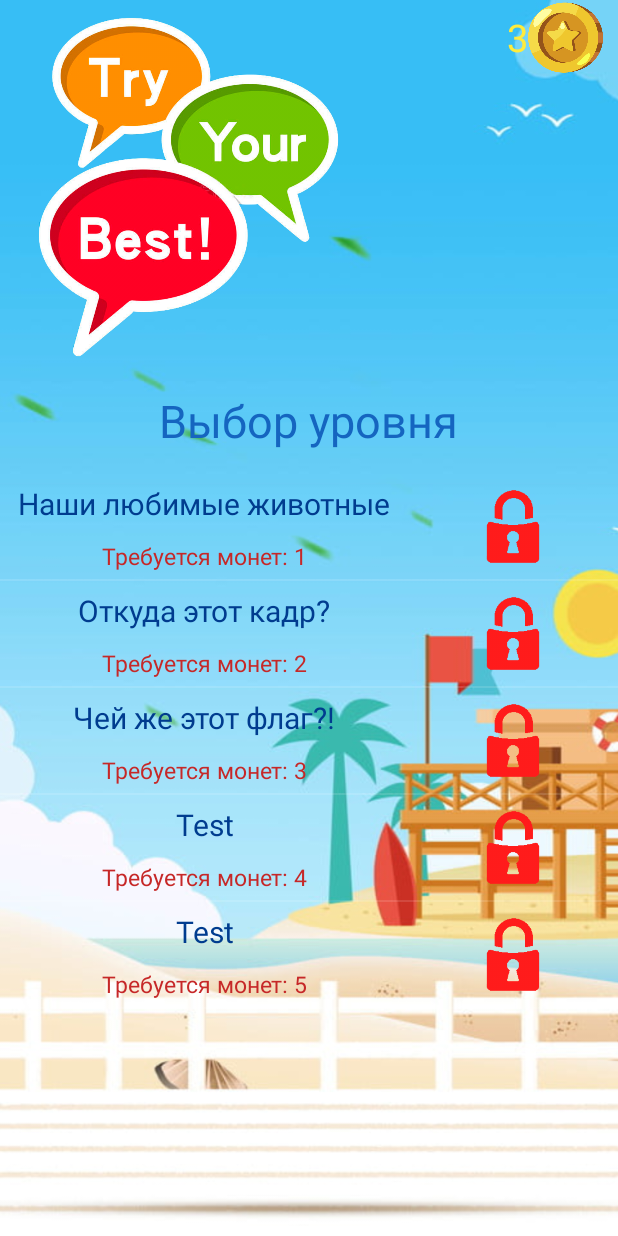
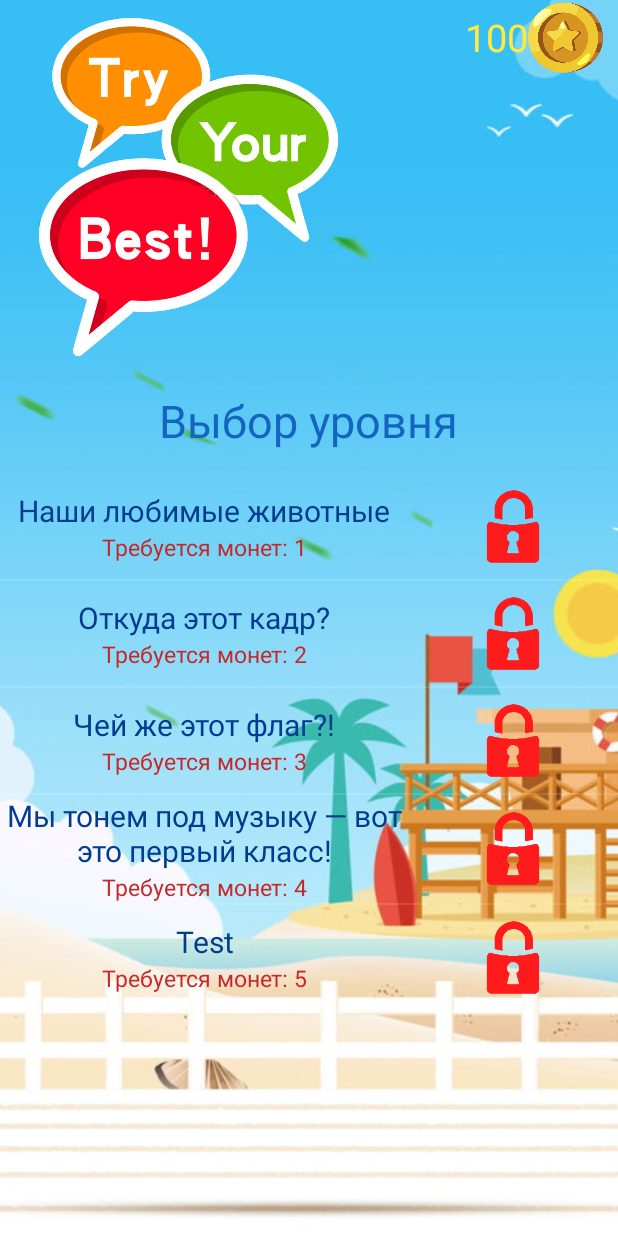
Before and after one commit to Policarp-wq/Quiz, an Android app: the screen it shows after launch (LevelSelection), after a tap on "Начать играть", on a phone screen of 412 x 824 dp. Run offline under Robolectric (Android 15) with nearby library versions, the phone set to English and light mode, and no system bars.

Commit message:
Quiz game

```diff
--- a/app/src/main/java/game/evgeha/logicalquiz/LevelSelection.java
+++ b/app/src/main/java/game/evgeha/logicalquiz/LevelSelection.java
@@ -36,7 +36,7 @@ public class LevelSelection extends AppCompatActivity {
         cnt = (TextView)findViewById(R.id.coin_cnt);
         cnt.setText(Integer.toString(coin_count)); //Отображаем кол-во монет
         lvl_types = (ListView)findViewById(R.id.level_types);
-        LevelInfo_adapter adapter = new LevelInfo_adapter(this, makeLevel()); //Создаём listView классов Level с помощью адаптера
+        LevelInfo_adapter adapter = new LevelInfo_adapter(this, makeLevel()); //Создаём listView классов LevelInfo с помощью адаптера
         lvl_types.setAdapter(adapter);
         lvl_types.setOnItemClickListener(new AdapterView.OnItemClickListener() {
             @Override
--- a/app/src/main/java/game/evgeha/logicalquiz/MainActivity.java
+++ b/app/src/main/java/game/evgeha/logicalquiz/MainActivity.java
@@ -15,7 +15,7 @@ import android.widget.ListView;
 public class MainActivity extends AppCompatActivity {
 
     private Button start_btn;
-    public static int coin_count = 3; //Кол-во монет
+    public static int coin_count = 100; //Кол-во монет
 
     @Override
     protected void onCreate(Bundle savedInstanceState) {
--- a/app/src/main/res/layout/list_item.xml
+++ b/app/src/main/res/layout/list_item.xml
@@ -2,14 +2,14 @@
 <LinearLayout xmlns:android="http://schemas.android.com/apk/res/android"
     xmlns:app="http://schemas.android.com/apk/res-auto"
     android:layout_width="match_parent"
-    android:layout_height="70dp"
+    android:layout_height="wrap_content"
     android:gravity="center_vertical"
     android:textSize="30sp"
     >
 
     <LinearLayout
         android:layout_width="match_parent"
-        android:layout_height="match_parent"
+        android:layout_height="wrap_content"
         android:layout_weight="0.7"
         android:orientation="vertical">
 
--- a/app/src/main/res/values/level.xml
+++ b/app/src/main/res/values/level.xml
@@ -4,7 +4,7 @@
         <item>Наши любимые животные</item>
         <item>Откуда этот кадр?</item>
         <item>Чей же этот флаг?!</item>
-        <item>Test</item>
+        <item>"Мы тонем под музыку — вот это первый класс!"</item>
         <item>Test</item>
     </string-array>
 
```
Also changed, not shown: app/src/main/res/values/Costs.xml (added, +10 -0 lines).
